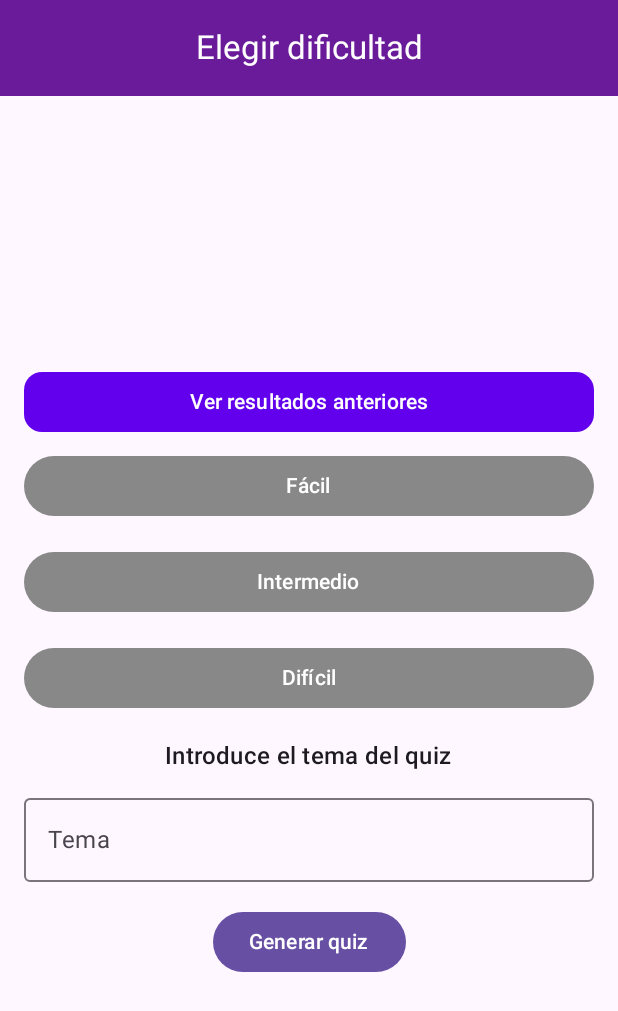
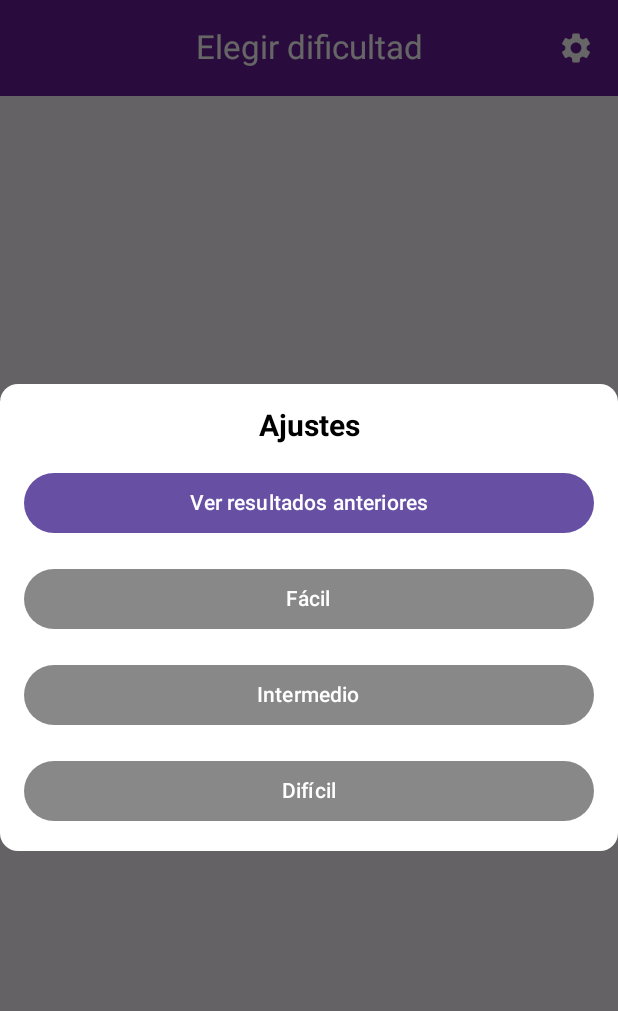
Before and after one commit to avazfra735/Quizzofrenico, an Android app built with Jetpack Compose: the @Preview function ChoosePlayModePreview, on a phone screen of 412 x 824 dp. Shown: the top 1011 px of the screen. Run offline under Robolectric (Android 15) with nearby library versions, the phone set to English and light mode, and no system bars; our stand-ins replace Dagger/Hilt's generated code.

Commit message:
Apartado ajustes implementado en ChoosePlayMode

```diff
--- a/app/src/main/java/es/iessaladillo/adrian/quizzofrenico/core/navigation/NavigationWrapper.kt
+++ b/app/src/main/java/es/iessaladillo/adrian/quizzofrenico/core/navigation/NavigationWrapper.kt
@@ -110,13 +110,17 @@ fun NavigationWrapper() {
                 { choosePlayModeViewModel.onDifficultSelected(it) }
             val difficultSelected =
                 choosePlayModeViewModel.onDifficultSelected.collectAsStateWithLifecycle()
+            val showSettings = choosePlayModeViewModel.showSettings.collectAsStateWithLifecycle()
+            val onShowSettings = { choosePlayModeViewModel.onShowSettings() }
             ChoosePlayModeScreen(
                 navigateToQuizz,
                 difficultSelected.value,
                 onDifficultSelected,
                 inputValue.value,
                 onChangeInput,
-                navigateToScores
+                navigateToScores,
+                showSettings.value,
+                onShowSettings
             )
         }
 
@@ -124,7 +128,6 @@ fun NavigationWrapper() {
             val scoresViewModel: ScoresViewModel = hiltViewModel(entry)
             val scores = scoresViewModel.scores.collectAsStateWithLifecycle()
             val navigateBack: () -> Unit = { navController.popBackStack() }
-            //val onDeleteScore: (String) -> Unit = { scoresViewModel.deleteScore(it) }
             ScoresScreen(scores.value, navigateBack)
 
         }
--- a/app/src/main/java/es/iessaladillo/adrian/quizzofrenico/data/DefaultRepository.kt
+++ b/app/src/main/java/es/iessaladillo/adrian/quizzofrenico/data/DefaultRepository.kt
@@ -70,6 +70,7 @@ class DefaultRepository @Inject constructor(
             auth.createUserWithEmailAndPassword(email, password).await()
             println(auth.currentUser)
         } catch (e: Exception) {
+            auth.signOut() // Cerrar sesión si hay error
             println("Error during registration: ${e.message}")
         }
     }
--- a/app/src/main/java/es/iessaladillo/adrian/quizzofrenico/ui/chooseplaymode/ChoosePlayModeScreen.kt
+++ b/app/src/main/java/es/iessaladillo/adrian/quizzofrenico/ui/chooseplaymode/ChoosePlayModeScreen.kt
@@ -1,13 +1,19 @@
 package es.iessaladillo.adrian.quizzofrenico.ui.chooseplaymode
 
+import androidx.compose.foundation.background
 import androidx.compose.foundation.layout.*
+import androidx.compose.material.icons.Icons
+import androidx.compose.material.icons.filled.Settings
 import androidx.compose.material3.*
 import androidx.compose.runtime.Composable
 import androidx.compose.ui.Alignment
 import androidx.compose.ui.Modifier
 import androidx.compose.ui.graphics.Color
+import androidx.compose.ui.text.font.FontWeight
 import androidx.compose.ui.tooling.preview.Preview
 import androidx.compose.ui.unit.dp
+import androidx.compose.ui.unit.sp
+import androidx.compose.ui.window.Dialog
 
 @OptIn(ExperimentalMaterial3Api::class)
 @Composable
@@ -17,10 +23,12 @@ fun ChoosePlayModeScreen(
     onDifficultSelected: (String) -> Unit,
     inputValue: String,
     onChangeInput: (String) -> Unit,
-    navigateToScores: () -> Unit
+    navigateToScores: () -> Unit,
+    showSettings: Boolean,
+    onShowSettings: () -> Unit
 ) {
     Scaffold(
-        topBar = { ChoosePlayModeTopBar() }
+        topBar = { ChoosePlayModeTopBar(onShowSettings) }
     ) { innerPadding ->
         Column(
             modifier = Modifier
@@ -30,16 +38,30 @@ fun ChoosePlayModeScreen(
             horizontalAlignment = Alignment.CenterHorizontally,
             verticalArrangement = Arrangement.Center
         ) {
-            Button(
-                onClick = navigateToScores,
+            if (showSettings) {
+                Dialog(onDismissRequest = { onShowSettings() }) {
+                    Box(
                         modifier = Modifier
                             .fillMaxWidth()
-                    .padding(vertical = 8.dp),
-                colors = ButtonDefaults.buttonColors(
-                    containerColor = Color(0xFF6200EE), // Color de fondo
-                    contentColor = Color.White // Color del texto
-                ),
-                shape = MaterialTheme.shapes.medium
+                            .background(Color.White, shape = MaterialTheme.shapes.medium)
+                            .padding(16.dp)
+                    ) {
+                        Column(
+                            horizontalAlignment = Alignment.CenterHorizontally,
+                            verticalArrangement = Arrangement.spacedBy(16.dp)
+                        ) {
+                            Text(
+                                text = "Ajustes",
+                                fontSize = 20.sp,
+                                fontWeight = FontWeight.Bold,
+                                color = Color.Black
+                            )
+                            Button(
+                                onClick = {
+                                    onShowSettings()
+                                    navigateToScores()
+                                },
+                                modifier = Modifier.fillMaxWidth()
                             ) {
                                 Text("Ver resultados anteriores")
                             }
@@ -48,19 +70,20 @@ fun ChoosePlayModeScreen(
                                 isSelected = difficultSelected == "Fácil",
                                 onClick = { onDifficultSelected("Fácil") }
                             )
-            Spacer(modifier = Modifier.height(16.dp))
                             DifficultyButton(
                                 text = "Intermedio",
                                 isSelected = difficultSelected == "Intermedio",
                                 onClick = { onDifficultSelected("Intermedio") }
                             )
-            Spacer(modifier = Modifier.height(16.dp))
                             DifficultyButton(
                                 text = "Difícil",
                                 isSelected = difficultSelected == "Difícil",
                                 onClick = { onDifficultSelected("Difícil") }
                             )
-            Spacer(modifier = Modifier.height(16.dp))
+                        }
+                    }
+                }
+            }
             Text(
                 text = "Introduce el tema del quiz",
                 style = MaterialTheme.typography.titleMedium
@@ -100,14 +123,23 @@ private fun DifficultyButton(
 
 @OptIn(ExperimentalMaterial3Api::class)
 @Composable
-fun ChoosePlayModeTopBar() {
+fun ChoosePlayModeTopBar(onShowSettings: () -> Unit) {
     CenterAlignedTopAppBar(
         title = { Text(text = "Elegir dificultad") },
         colors = TopAppBarDefaults.centerAlignedTopAppBarColors(
             containerColor = Color(0xFF6a1b9a),
             titleContentColor = Color.White,
             navigationIconContentColor = Color.White
+        ),
+        actions = {
+            IconButton(onClick = onShowSettings) {
+                Icon(
+                    imageVector = Icons.Default.Settings,
+                    contentDescription = "Settings",
+                    tint = Color.White
                 )
+            }
+        }
     )
 }
 
@@ -121,5 +153,7 @@ fun ChoosePlayModePreview() {
         "",
         onChangeInput = {},
         navigateToScores = { },
+        showSettings = true,
+        onShowSettings = { }
     )
 }
--- a/app/src/main/java/es/iessaladillo/adrian/quizzofrenico/ui/chooseplaymode/ChoosePlayModeViewModel.kt
+++ b/app/src/main/java/es/iessaladillo/adrian/quizzofrenico/ui/chooseplaymode/ChoosePlayModeViewModel.kt
@@ -1,13 +1,10 @@
 package es.iessaladillo.adrian.quizzofrenico.ui.chooseplaymode
 
 import androidx.lifecycle.ViewModel
-import androidx.lifecycle.viewModelScope
 import dagger.hilt.android.lifecycle.HiltViewModel
-import es.iessaladillo.adrian.quizzofrenico.data.Repository
 import kotlinx.coroutines.flow.MutableStateFlow
 import kotlinx.coroutines.flow.StateFlow
 import kotlinx.coroutines.flow.asStateFlow
-import kotlinx.coroutines.launch
 import javax.inject.Inject
 
 @HiltViewModel
@@ -20,6 +17,9 @@ class ChoosePlayModeViewModel @Inject constructor() :
     private val _onDifficultSelected: MutableStateFlow<String> = MutableStateFlow("")
     val onDifficultSelected: StateFlow<String> get() = _onDifficultSelected.asStateFlow()
 
+    private val _showSettings: MutableStateFlow<Boolean> = MutableStateFlow(false)
+    val showSettings: StateFlow<Boolean> get() = _showSettings.asStateFlow()
+
     fun onChangeInput(newInputValue: String) {
         _inputValue.value = newInputValue
     }
@@ -28,4 +28,8 @@ class ChoosePlayModeViewModel @Inject constructor() :
         _onDifficultSelected.value = difficult
     }
 
+    fun onShowSettings() {
+        _showSettings.value = !_showSettings.value
+    }
+
 }
--- a/app/src/main/java/es/iessaladillo/adrian/quizzofrenico/ui/register/RegisterViewModel.kt
+++ b/app/src/main/java/es/iessaladillo/adrian/quizzofrenico/ui/register/RegisterViewModel.kt
@@ -32,11 +32,13 @@ class RegisterViewModel @Inject constructor(private val repository: Repository)
     val isLoading: StateFlow<Boolean> get() = _isLoading.asStateFlow()
 
 
+
     fun register(email: String, password: String) {
         viewModelScope.launch {
             setLoading(true)
             repository.register(email, password)
             setLoading(false)
+
         }
     }
 
```
Lines whose indentation alone changed are shown as unchanged.
